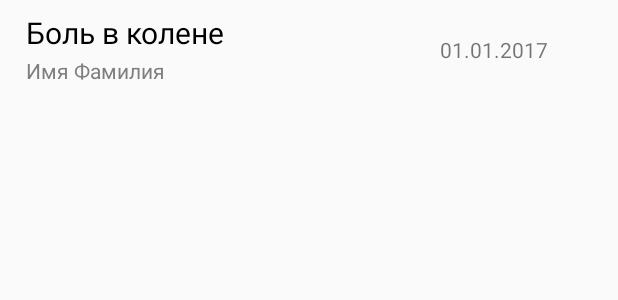
After one commit to HazarD2311/Telemedicine, an Android app: the layout item_doctor_task.xml on its own in the app's theme, with its tools: preview values and no code run, on a phone screen of 412 x 824 dp. The commit adds this screen. Shown: the top 300 px of the screen. Run offline under Robolectric (Android 15) with nearby library versions, the phone set to English and light mode, and no system bars.

Commit message:
добавил фрагмент со списком заданий для врачей (из БД (doctor-tasks))

```diff
--- a/app/src/main/java/com/example/hazard/telemedicine/adapter/TabsAdapter.java
+++ b/app/src/main/java/com/example/hazard/telemedicine/adapter/TabsAdapter.java
@@ -6,6 +6,7 @@ import android.support.v4.app.FragmentPagerAdapter;
 
 import com.example.hazard.telemedicine.Const;
 import com.example.hazard.telemedicine.fragment.ChatFragment;
+import com.example.hazard.telemedicine.fragment.DoctorTasksFragment;
 import com.example.hazard.telemedicine.fragment.ExampleFragment;
 import com.example.hazard.telemedicine.fragment.ProfileFragment;
 
@@ -28,7 +29,7 @@ public class TabsAdapter extends FragmentPagerAdapter {
             case Const.PROFILE_TAB:
                 return ProfileFragment.getInstance();
             case Const.APPEAL_TAB:
-                return ExampleFragment.getInstance();
+                return DoctorTasksFragment.getInstance();
             case Const.MESSAGES_TAB:
                 return ChatFragment.getInstance();
         }
--- /dev/null
+++ b/app/src/main/res/layout/item_doctor_task.xml
@@ -0,0 +1,49 @@
+<?xml version="1.0" encoding="utf-8"?>
+<LinearLayout xmlns:android="http://schemas.android.com/apk/res/android"
+    android:layout_width="match_parent"
+    android:layout_height="wrap_content"
+    android:background="?attr/selectableItemBackground"
+    android:clickable="true"
+    android:orientation="horizontal"
+    android:paddingBottom="8dp"
+    android:paddingTop="8dp">
+
+    <LinearLayout
+        android:layout_width="match_parent"
+        android:layout_height="match_parent"
+        android:layout_weight="2"
+        android:orientation="vertical"
+        android:paddingLeft="17dp">
+
+        <TextView
+            android:id="@+id/doctor_task_complaint_title"
+            android:layout_width="wrap_content"
+            android:layout_height="match_parent"
+            android:layout_weight="1"
+            android:gravity="center"
+            android:text="Боль в колене"
+            android:textColor="@color/black"
+            android:textSize="20sp" />
+
+        <TextView
+            android:id="@+id/doctor_task_username"
+            android:layout_width="wrap_content"
+            android:layout_height="match_parent"
+            android:layout_weight="1"
+            android:gravity="center"
+            android:paddingTop="3dp"
+            android:text="Имя Фамилия"
+            android:textColor="@color/gray"
+            android:textSize="14sp" />
+
+    </LinearLayout>
+
+    <TextView
+        android:id="@+id/doctor_task_date"
+        android:layout_width="match_parent"
+        android:layout_height="match_parent"
+        android:layout_weight="3"
+        android:gravity="center"
+        android:text="01.01.2017" />
+
+</LinearLayout>
--- a/app/src/main/res/values/colors.xml
+++ b/app/src/main/res/values/colors.xml
@@ -7,5 +7,6 @@
     <color name="black">#000000</color>
     <color name="yellow">#c8ef3d</color>
     <color name="red">#ff0000</color>
+    <color name="gray">#7d7f7d</color>
 
 </resources>
```
Also changed, not shown: app/src/main/java/com/example/hazard/telemedicine/fragment/DoctorTasksFragment.java (added, +89 -0 lines), app/src/main/java/com/example/hazard/telemedicine/logic/model/DoctorTask.java (added, +51 -0 lines), app/src/main/res/layout/fragment_doctor_tasks.xml (added, +11 -0 lines).
